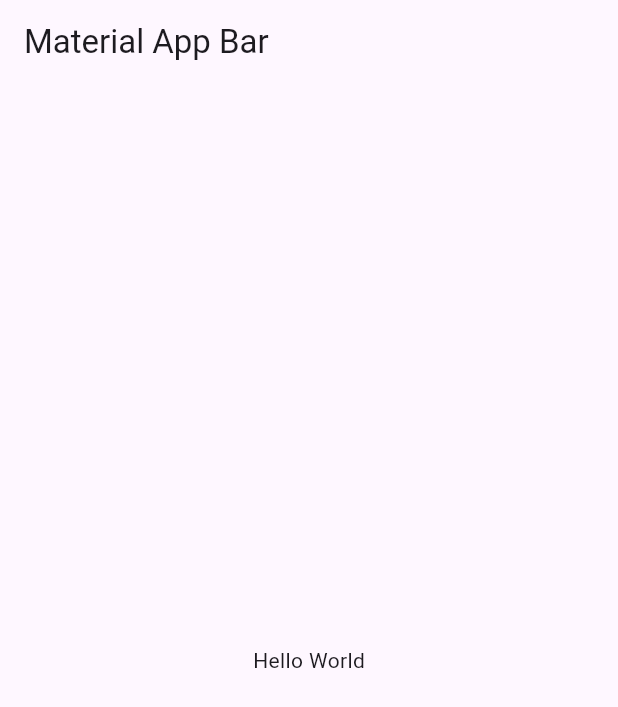
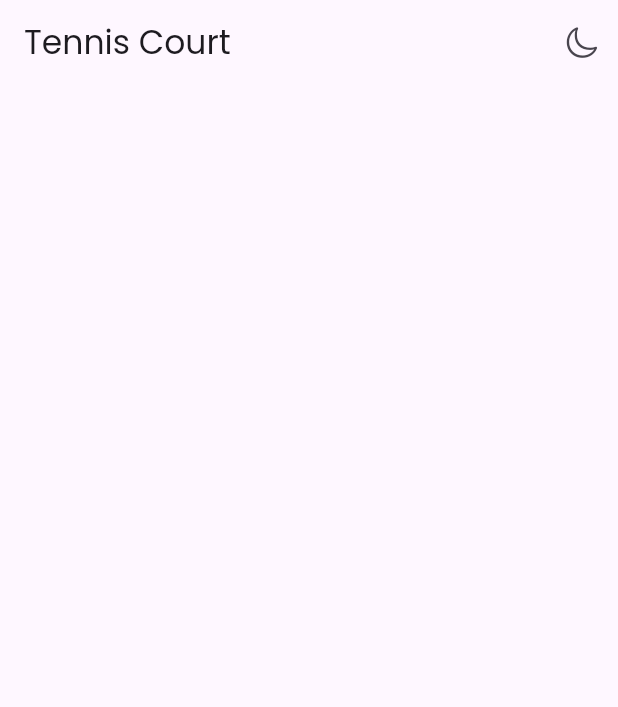
Before and after one commit to Cesart18/tennis-court, a Flutter app: the screen it shows after launch, on a phone screen of 412 x 824 dp. Shown: the top 707 px of the screen. Run offline on Flutter 3.47's test engine with Material 3 defaults, Android fonts, the phone set to English and light mode, and no system bars; our stand-ins replace flutter_riverpod, google_fonts.

Commit message:
agregado el modulo inicial, approuter, apptheme, homescreen, constants, isarservice

```diff
--- /dev/null
+++ b/lib/config/config.dart
@@ -0,0 +1,5 @@
+// theme
+export 'theme/app_theme.dart';
+
+// router
+export 'router/app_router.dart';
--- /dev/null
+++ b/lib/config/router/app_router.dart
@@ -0,0 +1,14 @@
+
+
+
+  import 'package:go_router/go_router.dart';
+import 'package:tennis_court/features/tennis_court/presentation/presentation.dart';
+
+final appRouter = GoRouter(
+  initialLocation: '/',
+  routes: [
+    GoRoute(
+      path: '/',
+      builder: (context, state) => const HomeScreen(),
+      )
+  ]);
--- /dev/null
+++ b/lib/config/theme/app_theme.dart
@@ -0,0 +1,16 @@
+import 'package:flutter/material.dart';
+import 'package:google_fonts/google_fonts.dart';
+import 'package:tennis_court/shared/shared.dart';
+
+class AppTheme {
+  final bool isDarkMode;
+
+  AppTheme({this.isDarkMode = false});
+
+  ThemeData getTheme() {
+    return ThemeData(
+        colorSchemeSeed: primaryColor,
+        brightness: isDarkMode ? Brightness.dark : Brightness.light,
+        fontFamily: GoogleFonts.poppins().fontFamily);
+  }
+}
--- /dev/null
+++ b/lib/features/tennis_court/domain/entities/court.dart
@@ -0,0 +1,9 @@
+
+
+
+  class Court {
+
+
+
+
+  }
--- /dev/null
+++ b/lib/features/tennis_court/presentation/presentation.dart
@@ -0,0 +1 @@
+export 'screens/home_screen.dart';
--- /dev/null
+++ b/lib/features/tennis_court/presentation/screens/home_screen.dart
@@ -0,0 +1,25 @@
+import 'package:flutter/cupertino.dart';
+import 'package:flutter/material.dart';
+import 'package:flutter_riverpod/flutter_riverpod.dart';
+import 'package:tennis_court/shared/shared.dart';
+
+class HomeScreen extends ConsumerWidget {
+  const HomeScreen({super.key});
+
+  @override
+  Widget build(BuildContext context, WidgetRef ref) {
+    final isDarkMode = ref.watch(appThemeProvider);
+    return Scaffold(
+      appBar: AppBar(
+        title: const Text('Tennis Court'),
+        actions: [
+          IconButton(onPressed: (){
+            ref.read(appThemeProvider.notifier).update((state) => state = !state);
+          }, icon:  Icon(
+            isDarkMode? CupertinoIcons.brightness : CupertinoIcons.moon
+          ))
+        ],
+      ),
+    );
+  }
+}
--- a/lib/main.dart
+++ b/lib/main.dart
@@ -1,22 +1,21 @@
 import 'package:flutter/material.dart';
+import 'package:flutter_riverpod/flutter_riverpod.dart';
+import 'package:tennis_court/config/config.dart';
+import 'package:tennis_court/shared/shared.dart';
 
-void main() => runApp(const MyApp());
+void main() => runApp(const ProviderScope(child: MyApp()));
 
-class MyApp extends StatelessWidget {
+class MyApp extends ConsumerWidget {
   const MyApp({super.key});
 
   @override
-  Widget build(BuildContext context) {
-    return MaterialApp(
+  Widget build(BuildContext context, WidgetRef ref) {
+    final isDarkMode = ref.watch(appThemeProvider);
+    return MaterialApp.router(
+      debugShowCheckedModeBanner: false,
       title: 'Tennis Court',
-      home: Scaffold(
-        appBar: AppBar(
-          title: const Text('Material App Bar'),
-        ),
-        body: const Center(
-          child: Text('Hello World'),
-        ),
-      ),
+      theme: AppTheme(isDarkMode: isDarkMode).getTheme(),
+      routerConfig: appRouter,
     );
   }
 }
--- /dev/null
+++ b/lib/shared/constants/constants.dart
@@ -0,0 +1,5 @@
+import 'package:flutter/material.dart';
+
+
+
+const primaryColor = Color(0xFF731BFA);
--- /dev/null
+++ b/lib/shared/providers/app_theme_provider.dart
@@ -0,0 +1,6 @@
+  import 'package:flutter_riverpod/flutter_riverpod.dart';
+
+
+
+
+final appThemeProvider = StateProvider<bool>((ref) => false);
--- a/pubspec.yaml
+++ b/pubspec.yaml
@@ -30,6 +30,7 @@ environment:
 dependencies:
   cupertino_icons: ^1.0.6
   dio: ^5.4.3+1
+  dotenv: ^4.2.0
   flutter:
     sdk: flutter
   flutter_riverpod: ^2.5.1
```
Also changed, not shown: lib/shared/services/isar_service.dart (added, +25 -0 lines), lib/shared/shared.dart (added, +8 -0 lines), pubspec.lock, 3 other files.
